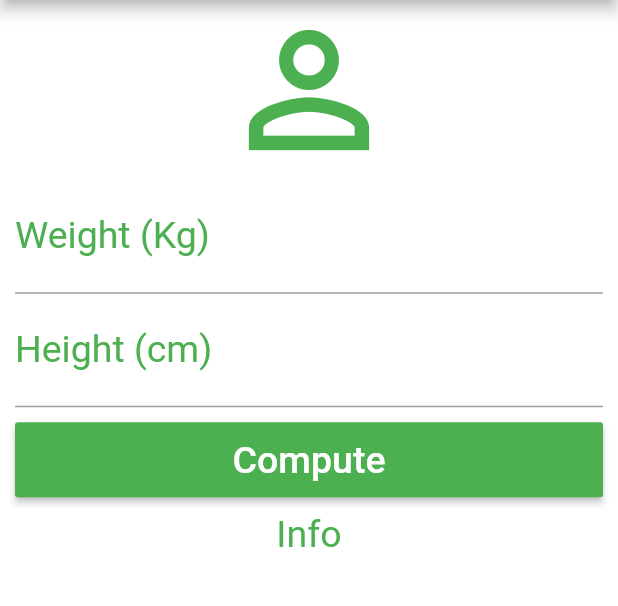
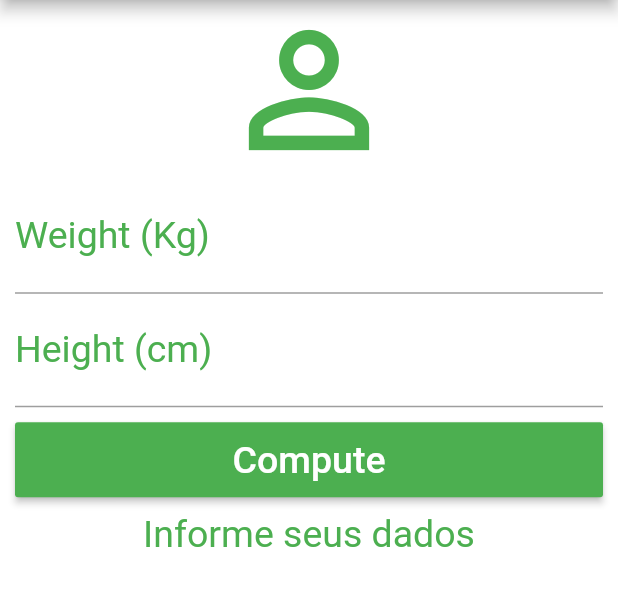
Before and after one commit to JoaoDanilo/IBM_calculator, a Flutter app: the screen it shows after launch, after a tap on "Compute", on a phone screen of 412 x 824 dp, the part 84-690 px from its top. Run offline on Flutter 3.47's test engine with Material 2 defaults, Android fonts, the phone set to English and light mode, and no system bars.

Commit message:
Added Controllers and calcs

```diff
--- a/lib/main.dart
+++ b/lib/main.dart
@@ -13,13 +13,56 @@ class Home extends StatefulWidget {
 }
 
 class _HomeState extends State<Home> {
+
+  TextEditingController weightController = TextEditingController();
+  TextEditingController heightController = TextEditingController();
+  String _inforText = "Informe seus dados";
+  GlobalKey<FormState> _formKey = GlobalKey<FormState>();
+
+
+  void _resetField() {
+
+    weightController.text = "";
+    heightController.text = "";
+
+    setState(() {
+      _inforText = "Informe seus dados";
+    });
+
+  }
+
+  void calculate() {
+    double weight = double.parse(weightController.text);
+    double height = double.parse(heightController.text)/100;
+
+    double ibm = weight / (height * height);
+
+    setState(() {
+      if(ibm < 18.6){
+        _inforText = "Abaixo do Peso (${ibm.toStringAsPrecision(4)})";
+      } else if(ibm >= 18.6 && ibm < 24.9){
+        _inforText = "Peso Ideal (${ibm.toStringAsPrecision(4)})";
+      } else if(ibm >= 24.9 && ibm < 29.9){
+        _inforText = "Levemente Acima do Peso (${ibm.toStringAsPrecision(4)})";
+      } else if(ibm >= 29.9 && ibm < 34.9){
+        _inforText = "Obesidade Grau I (${ibm.toStringAsPrecision(4)})";
+      } else if(ibm >= 34.9 && ibm < 39.9){
+        _inforText = "Obesidade Grau II (${ibm.toStringAsPrecision(4)})";
+      } else if(ibm >= 40){
+        _inforText = "Obesidade Grau III (${ibm.toStringAsPrecision(4)})";
+      }
+    });
+
+  }
+
+
   @override
   Widget build(BuildContext context) {
     return Scaffold(
       appBar: AppBar(
         title: Text("IBM calculator"), centerTitle: true, backgroundColor: Colors.green,
         actions: <Widget>[
-          IconButton(icon: Icon(Icons.refresh), onPressed: () {},)
+          IconButton(icon: Icon(Icons.refresh), onPressed: () {_resetField();},)
         ],
       ),
       backgroundColor: Colors.white,
@@ -33,19 +76,21 @@ class _HomeState extends State<Home> {
                     decoration: InputDecoration(labelText: "Weight (Kg)",
                                                 labelStyle: TextStyle(color: Colors.green)),
                     textAlign: TextAlign.center,
-                    style: TextStyle(color: Colors.green, fontSize: 25),),
+                    style: TextStyle(color: Colors.green, fontSize: 25),
+                    controller: weightController,),
           TextField(keyboardType: TextInputType.number,
                     decoration: InputDecoration(labelText: "Height (cm)",
                                                 labelStyle: TextStyle(color: Colors.green)),
                     textAlign: TextAlign.center,
-                    style: TextStyle(color: Colors.green, fontSize: 25),),
+                    style: TextStyle(color: Colors.green, fontSize: 25),
+                    controller: heightController,),
           Padding(padding: EdgeInsets.only(top:10, bottom: 10),
                   child: Container(height: 50,
-                                   child: RaisedButton(onPressed: () {},
+                                   child: RaisedButton(onPressed: calculate,
                                                        child: Text("Compute", style: TextStyle(color: Colors.white,
                                                                                                fontSize: 25),),
                                                        color: Colors.green,)),),
-          Text("Info", textAlign: TextAlign.center, style: TextStyle(color: Colors.green, fontSize: 25),)
+          Text(_inforText, textAlign: TextAlign.center, style: TextStyle(color: Colors.green, fontSize: 25),)
         ],),),
     );
   }
```
